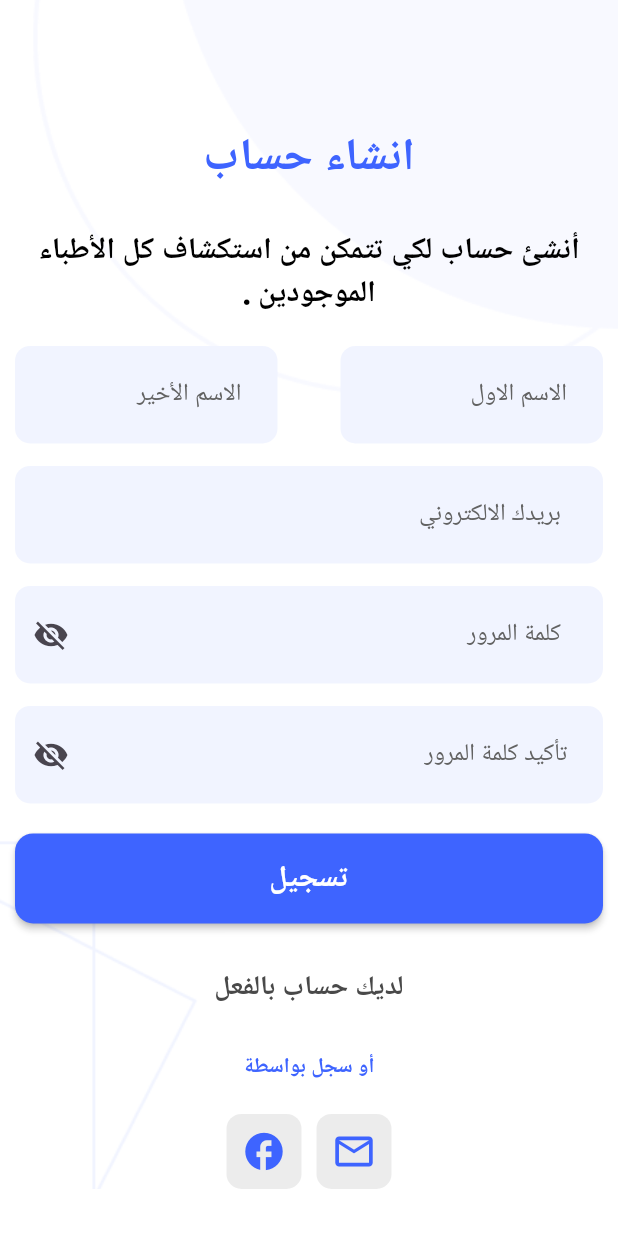
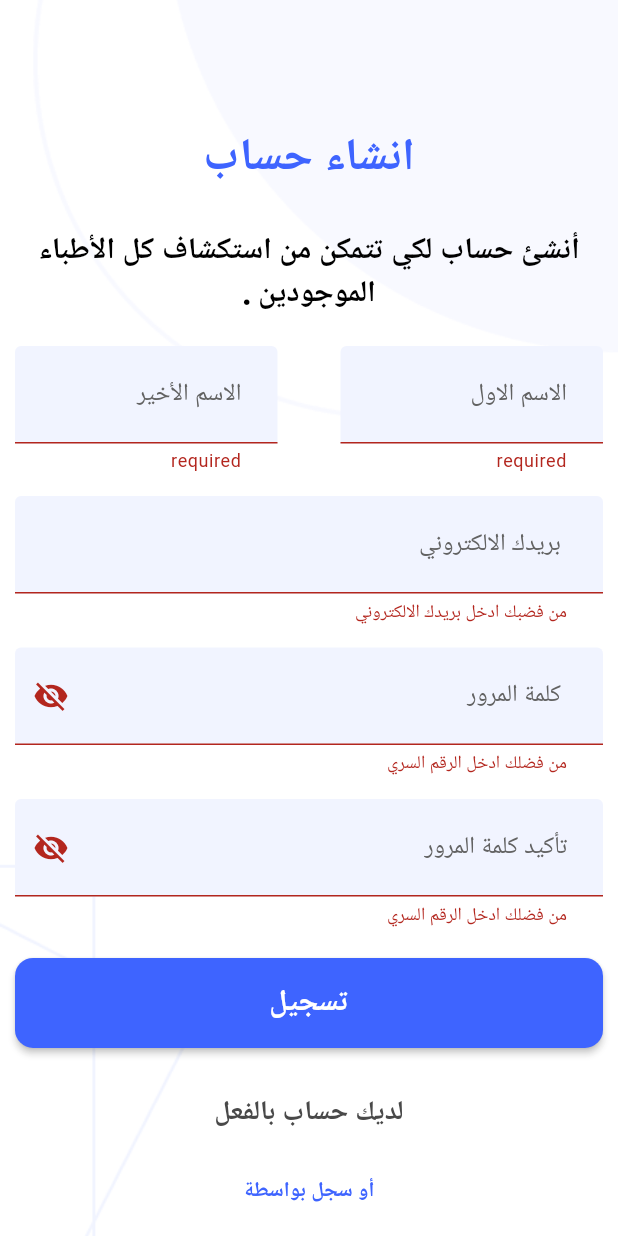
Before and after one commit to Open-Sourcers/DocLink_Flutter, a Flutter app: the RegisterView screen opened by its route, after a tap on "تسجيل", on a phone screen of 412 x 824 dp. Run offline on Flutter 3.47's test engine with Material 3 defaults, Android fonts, the phone set to English and light mode, and no system bars; our stand-ins replace awesome_dialog, dartz, dio, flutter_bloc, flutter_screenutil, get_it and 5 more; accounts and stored records are empty.

Commit message:
complete register feature

```diff
--- a/lib/features/auth/presentation/manager/cubits/auth_cubit.dart
+++ b/lib/features/auth/presentation/manager/cubits/auth_cubit.dart
@@ -11,6 +11,7 @@ class AuthCubit extends Cubit<AuthState> {
   TextEditingController registerLastName = TextEditingController();
   TextEditingController registerEmail = TextEditingController();
   TextEditingController registerPassword = TextEditingController();
+  TextEditingController registerConfirmPassword = TextEditingController();
   GlobalKey<FormState> registerFormKey = GlobalKey();
 
   // login
--- a/lib/features/auth/presentation/views/register_view_body.dart
+++ b/lib/features/auth/presentation/views/register_view_body.dart
@@ -1,10 +1,9 @@
-import 'package:doc_link_project/core/common/widgets/custom_button.dart';
 import 'package:doc_link_project/core/common/widgets/custom_continue_with_section.dart';
 import 'package:doc_link_project/core/utils/app_router.dart';
 import 'package:doc_link_project/core/utils/function/decoration_app_method.dart';
 import 'package:doc_link_project/features/auth/presentation/views/widgets/create_or_have_account_button.dart';
 import 'package:doc_link_project/features/auth/presentation/views/widgets/custom_description_texts.dart';
-import 'package:doc_link_project/features/auth/presentation/views/widgets/custom_register_text_field_section.dart';
+import 'package:doc_link_project/features/auth/presentation/views/widgets/register_form.dart';
 import 'package:doc_link_project/generated/l10n.dart';
 import 'package:flutter/material.dart';
 import 'package:flutter_screenutil/flutter_screenutil.dart';
@@ -29,12 +28,7 @@ class RegisterViewBody extends StatelessWidget {
                 description: S.of(context).registerDescription,
               ),
               const SizedBox(height: 20),
-              const CustomRegisterTextFieldSection(),
-              const SizedBox(height: 20),
-              CustomButton(
-                buttonTitle: S.of(context).SignUp,
-                onPressed: () {},
-              ),
+              const RegisterForm(),
               const SizedBox(height: 30),
               CreateOrHaveAccountButton(
                 title: S.of(context).haveAccount,
--- a/lib/features/auth/presentation/views/widgets/custom_name_text_field_section.dart
+++ b/lib/features/auth/presentation/views/widgets/custom_name_text_field_section.dart
@@ -1,6 +1,8 @@
 import 'package:doc_link_project/core/common/widgets/custom_text_form_field.dart';
+import 'package:doc_link_project/features/auth/presentation/manager/cubits/auth_cubit.dart';
 import 'package:doc_link_project/generated/l10n.dart';
 import 'package:flutter/material.dart';
+import 'package:flutter_bloc/flutter_bloc.dart';
 
 class CustomNameTextFieldSection extends StatelessWidget {
   const CustomNameTextFieldSection({
@@ -14,11 +16,29 @@ class CustomNameTextFieldSection extends StatelessWidget {
       children: [
         SizedBox(
           width: 175,
-          child: CustomTextFormField(hintTxt: S.of(context).firstName),
+          child: CustomTextFormField(
+            hintTxt: S.of(context).firstName,
+            controller: context.read<AuthCubit>().registerFirstName,
+            validator: (text) {
+              if (text == null || text.isEmpty) {
+                return "required";
+              }
+              return null;
+            },
+          ),
         ),
         SizedBox(
           width: 175,
-          child: CustomTextFormField(hintTxt: S.of(context).lastName),
+          child: CustomTextFormField(
+            hintTxt: S.of(context).lastName,
+            controller: context.read<AuthCubit>().registerLastName,
+            validator: (text) {
+              if (text == null || text.isEmpty) {
+                return "required";
+              }
+              return null;
+            },
+          ),
         ),
       ],
     );
--- a/lib/features/auth/presentation/views/widgets/custom_register_text_field_section.dart
+++ b/lib/features/auth/presentation/views/widgets/custom_register_text_field_section.dart
@@ -1,8 +1,11 @@
 import 'package:doc_link_project/core/common/widgets/custom_password_text_form_field.dart';
 import 'package:doc_link_project/core/common/widgets/custom_text_form_field.dart';
+import 'package:doc_link_project/features/auth/presentation/manager/cubits/auth_cubit.dart';
+import 'package:doc_link_project/features/auth/presentation/manager/functions/validation_of_input_fields.dart';
 import 'package:doc_link_project/features/auth/presentation/views/widgets/custom_name_text_field_section.dart';
 import 'package:doc_link_project/generated/l10n.dart';
 import 'package:flutter/material.dart';
+import 'package:flutter_bloc/flutter_bloc.dart';
 
 class CustomRegisterTextFieldSection extends StatelessWidget {
   const CustomRegisterTextFieldSection({
@@ -17,14 +20,26 @@ class CustomRegisterTextFieldSection extends StatelessWidget {
         const SizedBox(height: 15),
         CustomTextFormField(
           hintTxt: S.of(context).emailHintTxt,
+          controller: context.read<AuthCubit>().registerEmail,
+          validator: (text) {
+            return validatorOfEmail(context, value: text);
+          },
         ),
         const SizedBox(height: 15),
         CustomPasswordTextFormField(
           hintTxt: S.of(context).passwordHintTxt,
+          controller: context.read<AuthCubit>().registerPassword,
+          validator: (text) {
+            return validatorOfPassword(context, value: text);
+          },
         ),
         const SizedBox(height: 15),
         CustomPasswordTextFormField(
           hintTxt: S.of(context).confirmPass,
+          controller: context.read<AuthCubit>().registerConfirmPassword,
+          validator: (text) {
+            return validatorOfPassword(context, value: text);
+          },
         ),
       ],
     );
--- /dev/null
+++ b/lib/features/auth/presentation/views/widgets/register_button_bloc_consumer.dart
@@ -0,0 +1,51 @@
+import 'package:awesome_dialog/awesome_dialog.dart';
+import 'package:doc_link_project/core/common/widgets/custom_button.dart';
+import 'package:doc_link_project/core/common/widgets/custom_loading_icon.dart';
+import 'package:doc_link_project/core/utils/app_router.dart';
+import 'package:doc_link_project/core/utils/function/show_awesome_dialog.dart';
+import 'package:doc_link_project/features/auth/presentation/manager/cubits/auth_cubit.dart';
+import 'package:doc_link_project/features/auth/presentation/manager/cubits/auth_state.dart';
+import 'package:doc_link_project/generated/l10n.dart';
+import 'package:flutter/material.dart';
+import 'package:flutter_bloc/flutter_bloc.dart';
+import 'package:go_router/go_router.dart';
+
+class RegisterButtonBlocConsumer extends StatelessWidget {
+  const RegisterButtonBlocConsumer({
+    super.key,
+  });
+
+  @override
+  Widget build(BuildContext context) {
+    return BlocConsumer<AuthCubit, AuthState>(
+      listener: (context, state) {
+        if (state is RegisterSuccess) {
+          GoRouter.of(context).pushReplacement(AppRouter.loginView);
+        } else if (state is RegisterFailure) {
+          showAwesomDialog(context, title: "Error", desc: state.errorMessage);
+        }
+      },
+      builder: (context, state) {
+        return state is RegisterLoading
+            ? const CustomLoadingIcon()
+            : CustomButton(
+                buttonTitle: S.of(context).SignUp,
+                onPressed: () {
+                  var cubit = context.read<AuthCubit>();
+                  if (cubit.registerPassword.text !=
+                      cubit.registerConfirmPassword.text) {
+                    showAwesomDialog(
+                      context,
+                      title: S.of(context).beCareful,
+                      desc: S.of(context).passwordEqualConfirmPass,
+                      dialogType: DialogType.info,
+                    );
+                  } else if (cubit.registerFormKey.currentState!.validate()) {
+                    cubit.register(context);
+                  }
+                },
+              );
+      },
+    );
+  }
+}
--- /dev/null
+++ b/lib/features/auth/presentation/views/widgets/register_form.dart
@@ -0,0 +1,25 @@
+import 'package:doc_link_project/features/auth/presentation/manager/cubits/auth_cubit.dart';
+import 'package:doc_link_project/features/auth/presentation/views/widgets/custom_register_text_field_section.dart';
+import 'package:doc_link_project/features/auth/presentation/views/widgets/register_button_bloc_consumer.dart';
+import 'package:flutter/material.dart';
+import 'package:flutter_bloc/flutter_bloc.dart';
+
+class RegisterForm extends StatelessWidget {
+  const RegisterForm({
+    super.key,
+  });
+
+  @override
+  Widget build(BuildContext context) {
+    return Form(
+      key: context.read<AuthCubit>().registerFormKey,
+      child: const Column(
+        children: [
+          CustomRegisterTextFieldSection(),
+          SizedBox(height: 20),
+          RegisterButtonBlocConsumer(),
+        ],
+      ),
+    );
+  }
+}
--- a/lib/l10n/intl_ar.arb
+++ b/lib/l10n/intl_ar.arb
@@ -28,5 +28,7 @@
   "pleaseEnterValidemail": " بريدك الالكتروني غير صحيح",
   "enterPassword": "من فضلك ادخل الرقم السري",
   "sizeOfPassword": ", أيجب ان يتكون الرفم السري من 8 احرف و رموز و ارقام",
-  "enterValidPassword": " رقم سري غير مقبول ,  يجب ان يتكون الرفم السري من احرف و رموز و ارقام"
+  "enterValidPassword": " رقم سري غير مقبول ,  يجب ان يتكون الرفم السري من احرف و رموز و ارقام",
+  "beCareful": "! كن  حريص",
+  "passwordEqualConfirmPass": "لابد ان تتطابق كلمه المرور مع تاكيد كلمه المرور"
 }
--- a/lib/l10n/intl_en.arb
+++ b/lib/l10n/intl_en.arb
@@ -28,5 +28,7 @@
   "pleaseEnterValidemail": "Please enter a valid email adress",
   "enterPassword": "Please enter password",
   "sizeOfPassword": "size of password greater than 8 char",
-  "enterValidPassword": "Enter valid password \n password should contain at least one upper , lower case , number , special character"
+  "enterValidPassword": "Enter valid password \n password should contain at least one upper , lower case , number , special character",
+  "beCareful": "Be Careful !",
+  "passwordEqualConfirmPass":"Password and confirm password must be the same."
 }
```
Also changed, not shown: lib/generated/intl/messages_ar.dart, lib/generated/intl/messages_en.dart, lib/generated/l10n.dart.
